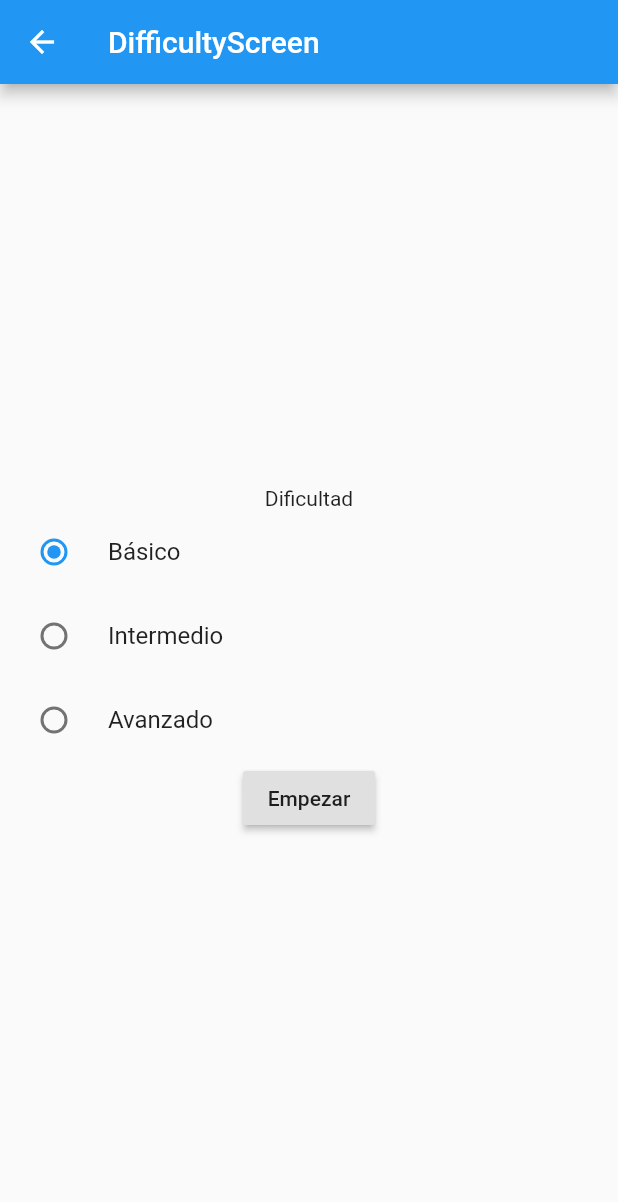
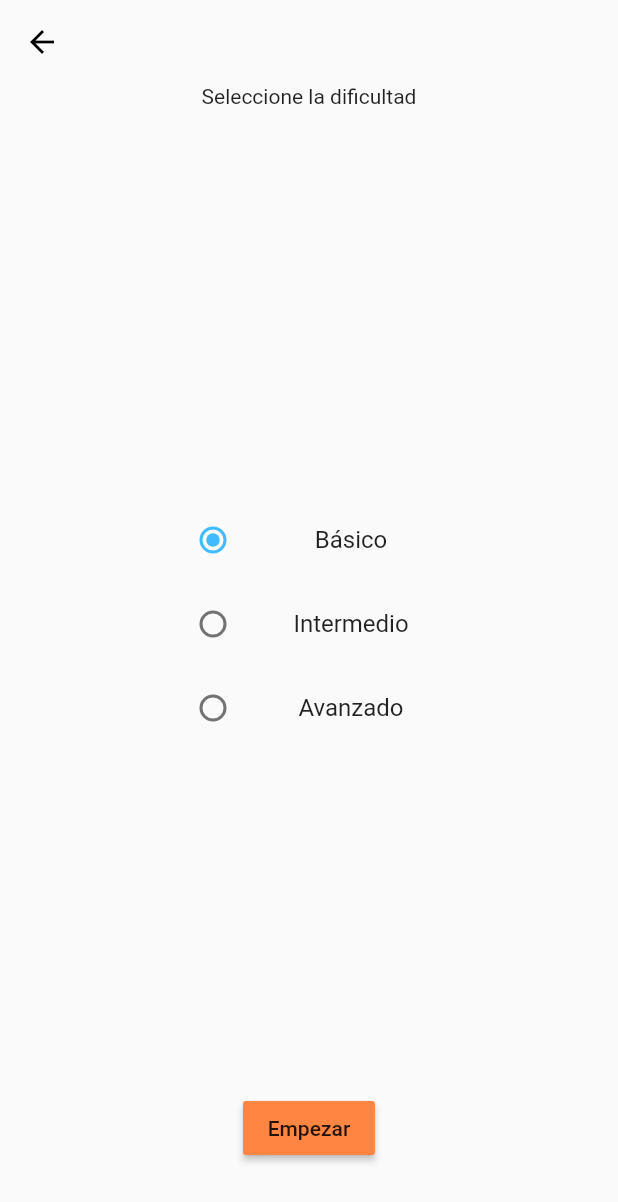
Before and after one commit to antoniosalte/Healthy-Trivia, a Flutter app: the screen it shows once a user with an empty profile is signed in, after a tap on "Jugar", on a phone screen of 412 x 824 dp. Shown: the top 1202 px of the screen. Run offline on Flutter 3.47's test engine with Material 2 defaults, Android fonts, the phone set to English and light mode, and no system bars; our stand-ins replace cloud_firestore, firebase_auth, flutter_svg; missing offline and left inert: flutter_webview_plugin; accounts and stored records are empty.

Commit message:
Update Theme

```diff
--- a/lib/providers/theme_provider.dart
+++ b/lib/providers/theme_provider.dart
@@ -12,7 +12,61 @@ class ThemeProvider with ChangeNotifier {
     isLightTheme = value;
     notifyListeners();
   }
+}
 
-  final lightTheme = ThemeData();
-  final darkTheme = ThemeData();
-}
+final lightTheme = ThemeData(
+  colorScheme: colorSchemeLight,
+  primaryColor: colorSchemeLight.primary,
+  errorColor: colorSchemeLight.error,
+  backgroundColor: colorSchemeLight.background,
+  accentColor: colorSchemeLight.primary,
+  brightness: colorSchemeLight.brightness,
+  buttonColor: colorSchemeLight.primary,
+  appBarTheme: appBarThemeLight,
+);
+
+final darkTheme = ThemeData(
+  colorScheme: colorSchemeDark,
+  primaryColor: colorSchemeDark.primary,
+  errorColor: colorSchemeDark.error,
+  backgroundColor: colorSchemeDark.background,
+  accentColor: colorSchemeDark.secondary,
+  brightness: colorSchemeDark.brightness,
+);
+
+final appBarThemeLight = AppBarTheme(
+  color: Colors.transparent,
+  elevation: 0.0,
+);
+
+final colorSchemeLight = ColorScheme(
+  primary: const Color(0xFFFF8642),
+  primaryVariant: const Color(0xFFFF8642),
+  secondary: const Color(0xFF41BAFF),
+  secondaryVariant: const Color(0xFF41BAFF),
+  surface: Colors.white,
+  background: Colors.white,
+  error: Colors.red,
+  onPrimary: const Color(0xFF41BAFF),
+  onSecondary: const Color(0xFF41BAFF),
+  onSurface: Colors.black,
+  onBackground: Colors.black,
+  onError: Colors.black,
+  brightness: Brightness.light,
+);
+
+final colorSchemeDark = ColorScheme(
+  primary: const Color(0xFFFF8642),
+  primaryVariant: const Color(0xFFFF8642),
+  secondary: const Color(0xFF41BAFF),
+  secondaryVariant: const Color(0xFF41BAFF),
+  surface: Colors.grey[850],
+  background: Colors.grey[850],
+  error: Colors.red,
+  onPrimary: const Color(0xFF41BAFF),
+  onSecondary: const Color(0xFF41BAFF),
+  onSurface: Colors.white,
+  onBackground: Colors.white,
+  onError: Colors.white,
+  brightness: Brightness.dark,
+);
--- a/lib/screens/difficulty_screen.dart
+++ b/lib/screens/difficulty_screen.dart
@@ -26,19 +26,26 @@ class _DifficultyScreenState extends State<DifficultyScreen> {
   @override
   Widget build(BuildContext context) {
     return Scaffold(
-      appBar: AppBar(
-        title: Text('DifficultyScreen'),
+      appBar: AppBar(),
+      body: Padding(
+        padding: EdgeInsets.only(bottom: 48),
+        child: Stack(
+          children: <Widget>[
+            Align(
+              alignment: Alignment.topCenter,
+              child: Text('Seleccione la dificultad'),
             ),
-      body: Center(
-        child: Column(
-          mainAxisAlignment: MainAxisAlignment.center,
-          children: <Widget>[
-            Text('Dificultad'),
-            _buildOptions(),
-            RaisedButton(
+            Align(
+              alignment: Alignment.center,
+              child: _buildOptions(),
+            ),
+            Align(
+              alignment: Alignment.bottomCenter,
+              child: RaisedButton(
                 child: Text('Empezar'),
                 onPressed: createGame,
-            )
+              ),
+            ),
           ],
         ),
       ),
@@ -46,10 +53,16 @@ class _DifficultyScreenState extends State<DifficultyScreen> {
   }
 
   Widget _buildOptions() {
-    return Column(
+    return Container(
+      width: 200,
+      child: Column(
+        mainAxisAlignment: MainAxisAlignment.center,
         children: <Widget>[
           RadioListTile<int>(
-          title: Text('Básico'),
+            title: Text(
+              'Básico',
+              textAlign: TextAlign.center,
+            ),
             value: 0,
             groupValue: _difficulty,
             onChanged: (int value) {
@@ -59,7 +72,10 @@ class _DifficultyScreenState extends State<DifficultyScreen> {
             },
           ),
           RadioListTile<int>(
-          title: Text('Intermedio'),
+            title: Text(
+              'Intermedio',
+              textAlign: TextAlign.center,
+            ),
             value: 1,
             groupValue: _difficulty,
             onChanged: (int value) {
@@ -69,7 +85,10 @@ class _DifficultyScreenState extends State<DifficultyScreen> {
             },
           ),
           RadioListTile<int>(
-          title: Text('Avanzado'),
+            title: Text(
+              'Avanzado',
+              textAlign: TextAlign.center,
+            ),
             value: 2,
             groupValue: _difficulty,
             onChanged: (int value) {
@@ -79,6 +98,7 @@ class _DifficultyScreenState extends State<DifficultyScreen> {
             },
           ),
         ],
+      ),
     );
   }
 }
--- a/lib/screens/home_screen.dart
+++ b/lib/screens/home_screen.dart
@@ -1,4 +1,5 @@
 import 'package:flutter/material.dart';
+import 'package:flutter_svg/flutter_svg.dart';
 import 'package:healthytrivia/providers/auth_provider.dart';
 import 'package:healthytrivia/screens/difficulty_screen.dart';
 import 'package:provider/provider.dart';
@@ -21,24 +22,33 @@ class _HomeScreenState extends State<HomeScreen> {
     AuthProvider authProvider =
         Provider.of<AuthProvider>(context, listen: true);
     return Scaffold(
-      appBar: AppBar(
-        title: Text('HomeScreen'),
+      body: Padding(
+        padding: EdgeInsets.only(left: 32, right: 32, top: 64, bottom: 48),
+        child: Stack(
+          children: <Widget>[
+            Align(
+              alignment: Alignment.topCenter,
+              child: SvgPicture.asset(
+                'assets/images/logo.svg',
+                height: 96,
               ),
-      body: Center(
-        child: Column(
-          mainAxisAlignment: MainAxisAlignment.center,
-          children: <Widget>[
-            Text('Bienvenido'),
-            RaisedButton(
+            ),
+            Align(
+              alignment: Alignment.center,
+              child: RaisedButton(
                 child: Text('Sign Out'),
                 onPressed: () {
                   authProvider.signOut();
                 },
               ),
-            RaisedButton(
+            ),
+            Align(
+              alignment: Alignment.bottomCenter,
+              child: RaisedButton(
                 child: Text('Jugar'),
                 onPressed: goToGame,
-            )
+              ),
+            ),
           ],
         ),
       ),
--- a/pubspec.yaml
+++ b/pubspec.yaml
@@ -26,6 +26,7 @@ dependencies:
   firebase_auth: ^0.16.1
   cloud_firestore: ^0.13.6
   flutter_webview_plugin: ^0.3.11
+  flutter_svg: ^0.17.4
 
 dev_dependencies:
   flutter_test:
@@ -41,9 +42,8 @@ flutter:
   # the material Icons class.
   uses-material-design: true
   # To add assets to your application, add an assets section, like this:
-  # assets:
-  #  - images/a_dot_burr.jpeg
-  #  - images/a_dot_ham.jpeg
+  assets:
+    - assets/images/logo.svg
   # An image asset can refer to one or more resolution-specific "variants", see
   # https://flutter.dev/assets-and-images/#resolution-aware.
   # For details regarding adding assets from package dependencies, see
```
Also changed, not shown: lib/screens/game_screen.dart (+65 -14 lines), assets/images/logo.svg (added), pubspec.lock. Lines whose indentation alone changed are shown as unchanged.
